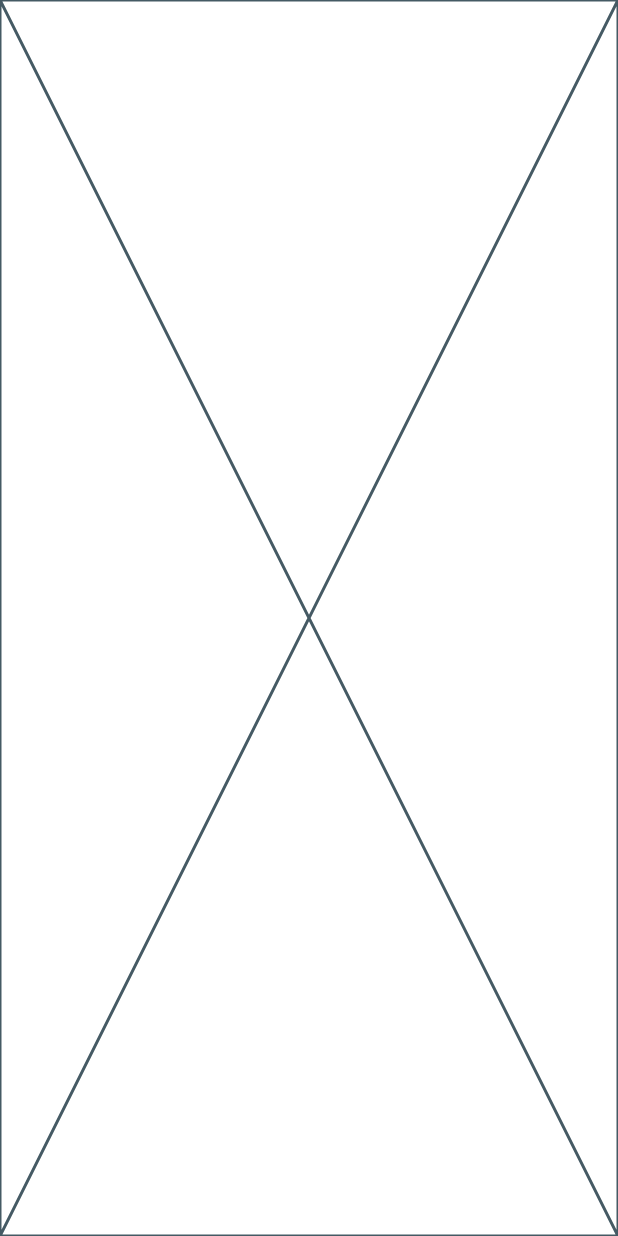
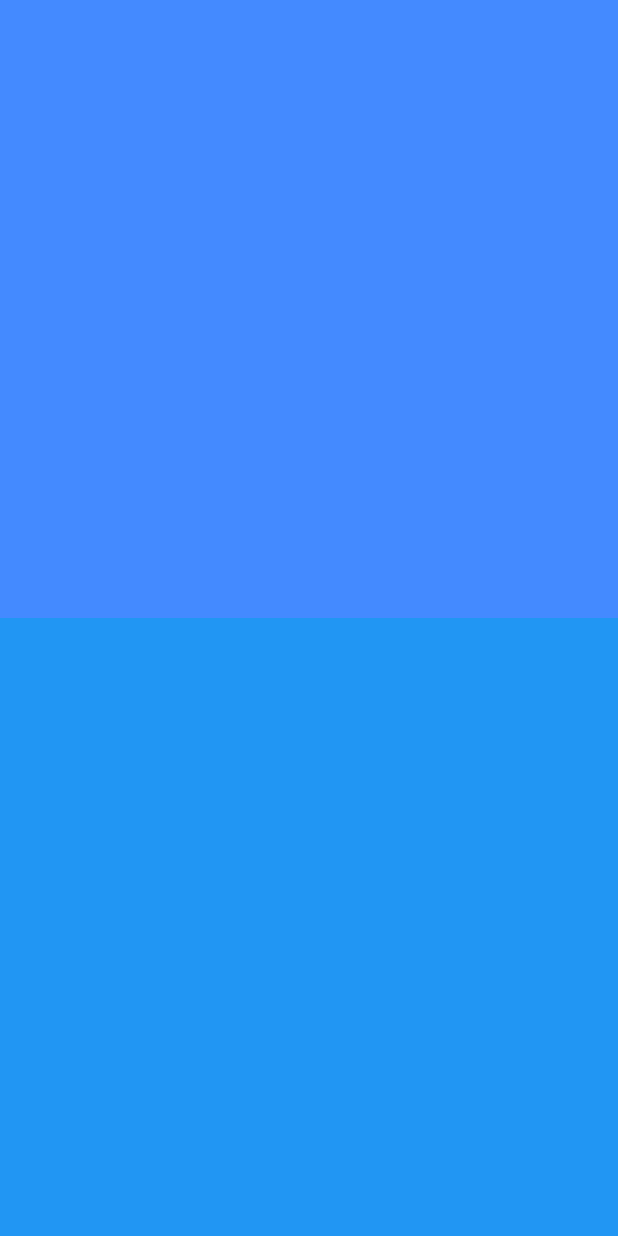
Before and after one commit to Morne-le-Roux/PICWeb, a Flutter app: the screen it shows after launch, on a phone screen of 412 x 824 dp. Run offline on Flutter 3.47's test engine with Material 2 defaults, Android fonts, the light colour scheme and no system bars.

Commit message:
Added Artwork

```diff
--- a/lib/landing_page.dart
+++ b/lib/landing_page.dart
@@ -5,6 +5,21 @@ class LandingPage extends StatelessWidget {
 
   @override
   Widget build(BuildContext context) {
-    return const Placeholder();
+    return Scaffold(
+      body: Column(
+        children: [
+          Expanded(
+            child: Container(
+              color: Colors.blueAccent,
+            ),
+          ),
+          Expanded(
+            child: Container(
+              color: Colors.blue,
+            ),
+          ),
+        ],
+      ),
+    );
   }
 }
--- a/lib/main.dart
+++ b/lib/main.dart
@@ -12,6 +12,7 @@ class MyApp extends StatelessWidget {
   @override
   Widget build(BuildContext context) {
     return const MaterialApp(
+      debugShowCheckedModeBanner: false,
       home: LandingPage(),
     );
   }
--- a/pubspec.yaml
+++ b/pubspec.yaml
@@ -62,6 +62,7 @@ flutter:
   # assets:
   #   - images/a_dot_burr.jpeg
   #   - images/a_dot_ham.jpeg
+    - assets/
 
   # An image asset can refer to one or more resolution-specific "variants", see
   # https://flutter.dev/assets-and-images/#resolution-aware
```
Also changed, not shown: assets/Bottom_Container.jpg (added).
